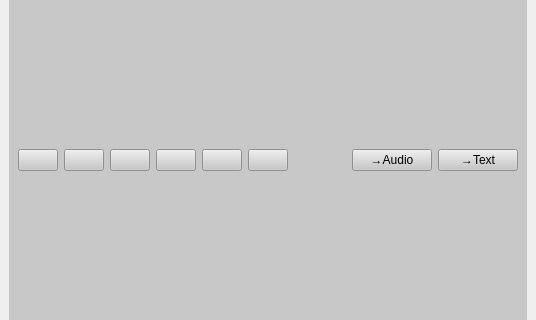
This is design/main.ui in kokimame/joytan as Qt 5 draws it before an edit; both pictures show x 0 to 536 and y 167 to 487 of the 536 by 636 pixel window. The edited form follows.
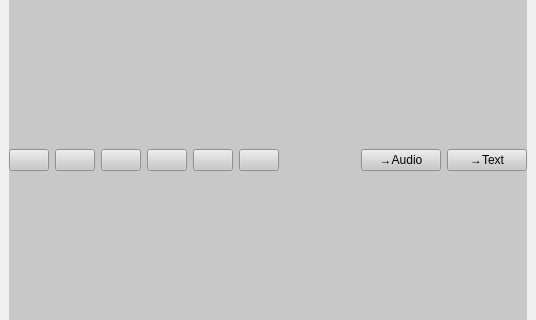
This is the edited form.

```diff
--- a/design/main.ui
+++ b/design/main.ui
@@ -26,6 +26,18 @@
          <string notr="true">background-color: rgb(200,200,200)</string>
         </property>
         <layout class="QHBoxLayout" name="horizontalLayout">
+         <property name="leftMargin">
+          <number>0</number>
+         </property>
+         <property name="topMargin">
+          <number>0</number>
+         </property>
+         <property name="rightMargin">
+          <number>0</number>
+         </property>
+         <property name="bottomMargin">
+          <number>0</number>
+         </property>
          <item>
           <widget class="QPushButton" name="addButton">
            <property name="text">
```
Left out of the diff: 28 changed lines with no effect on the pictures.
